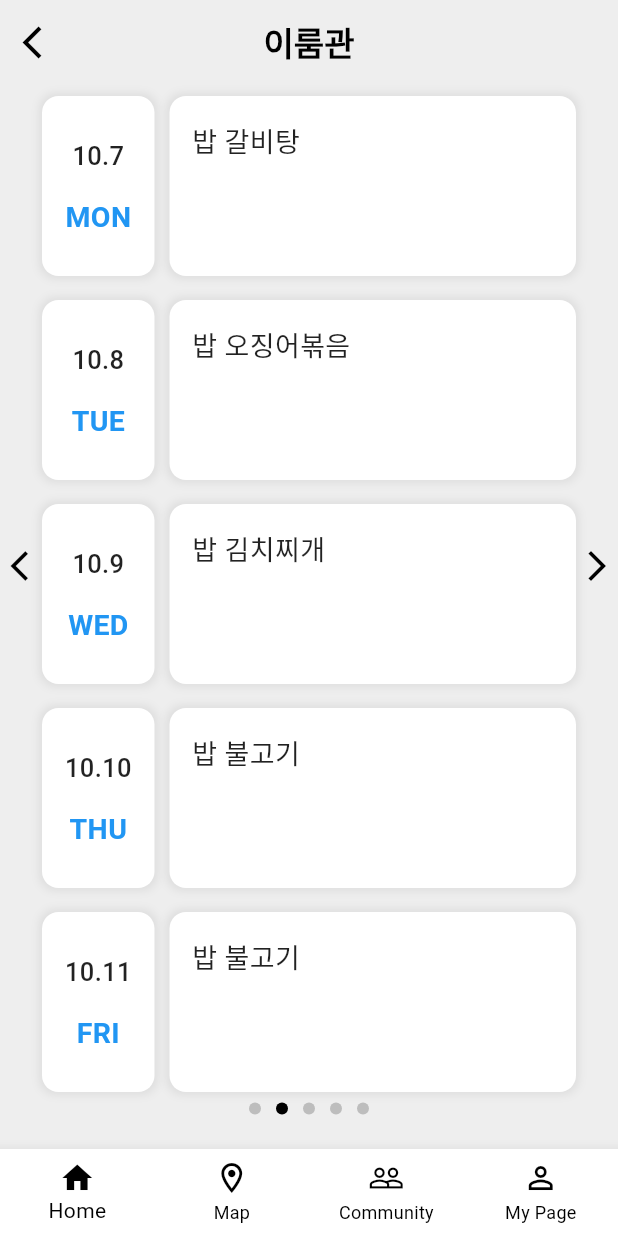
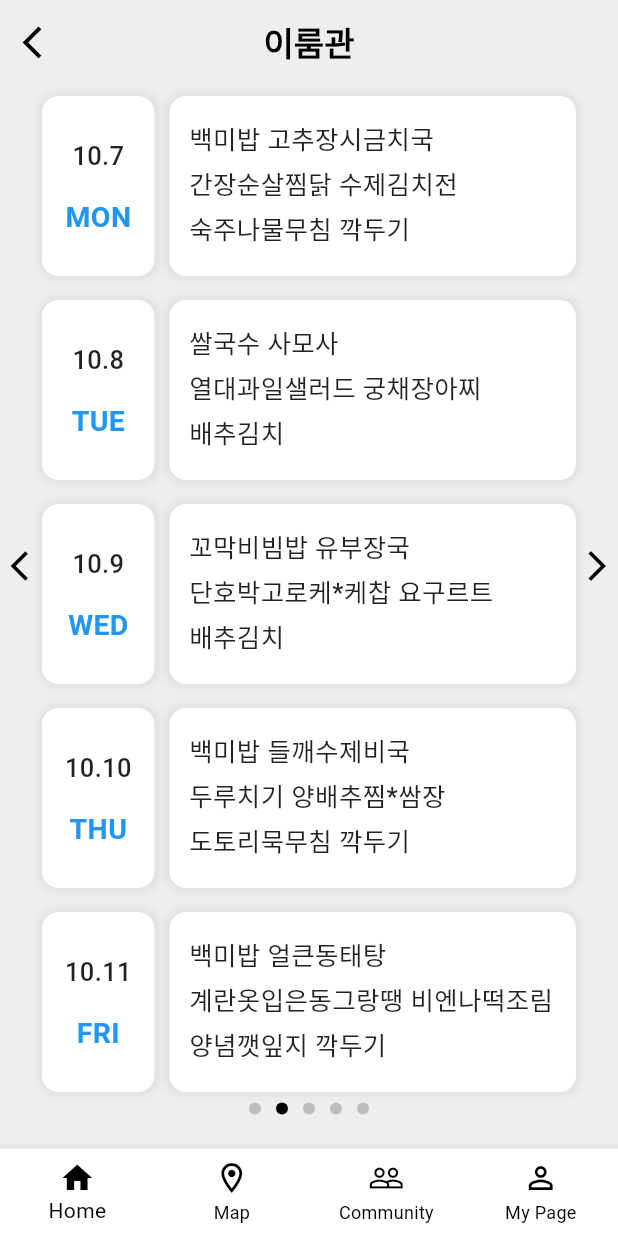
Before and after one commit to NostraProejct/NostraKnu_FE, a Flutter app: the CafeteriaMain screen opened by its route, after a tap on the "arrow forward ios" icon, on a phone screen of 412 x 824 dp. Run offline on Flutter 3.47's test engine with Material 3 defaults, Android fonts, the phone set to English and light mode, and no system bars; our stand-ins replace go_router, google_fonts, image_picker, infinite_scroll_pagination.

Commit message:
FEAT / 맵창 구현 및 홈창, 학식창 수정중

```diff
--- a/lib/home/cafeteria/cafeteriaMain.dart
+++ b/lib/home/cafeteria/cafeteriaMain.dart
@@ -9,22 +9,68 @@ class CafeteriaMain extends StatefulWidget {
 }
 
 class _CafeteriaMain extends State<CafeteriaMain> {
-
-  final List<String> locations = ['새롬관', '이룸관', '동준관', '영호관', '현권관'];
+  final List<String> locations = ['새롬관', '이룸관', '천지관', '백록관', '현권관'];
   final List<List<String>> menus = [
-    ['밥 된장국\n제육볶음\n계란말이', '계란볶음밥 미소된장국\n닭볶음탕\n멸치볶음', '밥 불고기', '밥 불고기', '밥 불고기'],
-    ['밥 갈비탕', '밥 오징어볶음', '밥 김치찌개', '밥 불고기', '밥 불고기'],
-    ['밥 돈까스', '밥 순두부찌개', '밥 비빔밥', '밥 불고기', '밥 불고기'],
+    ['밥 된장국\n제육볶음\n계란말이', '계란볶음밥 미소된장국\n닭볶음탕\n멸치볶음', '밥 김치찌개', '밥 돈까스', '밥 불고기'],
+    [
+      '백미밥 고추장시금치국\n간장순살찜닭 수제김치전\n숙주나물무침 깍두기',
+      '쌀국수 사모사\n열대과일샐러드 궁채장아찌\n배추김치',
+      '꼬막비빔밥 유부장국\n단호박고로케*케찹 요구르트\n배추김치',
+      '백미밥 들깨수제비국\n두루치기 양배추찜*쌈장\n도토리묵무침 깍두기',
+      '백미밥 얼큰동태탕\n계란옷입은동그랑땡 비엔나떡조림\n양념깻잎지 깍두기'
+    ],
+    [
+      '참치김치찌개 닭고기두반장조림\n베이컨스크램블에그 참나물도토리묵무침\n딸리양상추샐럿 포기김치 누룽지탕',
+      '돈주물럭불고기 북어채콩나물국\n부추돈육잡채 다시마채초고추장무침\n멕시칸샐럿 포기김치 누룽지탕',
+      '사골우거지탕 시래기동태무조림\n굴소스우동볶음 물파래무무침\n천사채게맛살샐럿 깍두기 누룽지탕',
+      '돌솥제육비빔밥 양지미역국\n수수부꾸미 골뱅이비빔국수\n만다린과일샐럿 포기김치 누룽지탕',
+      '뚝배기안동찜닭 쑥갓꼬치어묵탕\n검은깨오징어가스*크리미 무말랭이고춧잎무침\n고구마단호박샐럿 포기김치 누룽지탕'
+    ],
     ['밥 삼계탕', '밥 떡볶이', '밥 생선구이', '밥 불고기', '밥 불고기'],
     ['밥 치킨', '밥 고등어조림', '밥 된장찌개', '밥 불고기', '밥 불고기'],
   ];
 
-  PageController _pageController = PageController(initialPage: 0); // 슬라이드 기능용
-  int currentIndex = 0; // 현재 학식관 인덱스
+  final List<List<String>> dinnerMenus = [
+    ['밥 된장국\n제육볶음\n계란말이', '계란볶음밥 미소된장국\n닭볶음탕\n멸치볶음', '밥 김치찌개', '밥 돈까스', '밥 불고기'],
+    [
+      '카레라이스 어묵탕\n새우가스*케찹 오복채무침\n배추김치',
+      '백미밥 참치김치찌개\n갈릭떡갈비강정 고추장메추리알조림\n매콤호박볶음 깍두기',
+      '백미밥 계란파국\n짬뽕불고기 톳두부무침\n알감자조림 깍두기',
+      '베이컨김치볶음밥 우동장국\n타코야끼 음료\n깍두기',
+      '백미밥 얼갈이된장국\n두루치기 견과류멸치볶음\n파래무우무침 배추김치'
+    ],
+  ];
+
+  PageController _pageController = PageController(initialPage: 0);
+  int currentIndex = 0;
+
+  final Map<String, ScrollController> _scrollControllers = {};
+  final Map<String, bool> _showArrows = {};
+
+  @override
+  void initState() {
+    super.initState();
+    for (int i = 0; i < locations.length; i++) {
+      for (int j = 0; j < menus[i].length; j++) {
+        final key = '${i}_$j';
+        _scrollControllers[key] = ScrollController()
+          ..addListener(() {
+            setState(() {
+              // 스크롤이 맨 위에 있을 때만 화살표 표시
+              _showArrows[key] = _scrollControllers[key]!.position.maxScrollExtent > 0 &&
+                  _scrollControllers[key]!.offset <= 0;
+            });
+          });
+      }
+    }
+  }
 
   @override
   void dispose() {
     _pageController.dispose();
+    for (var controller in _scrollControllers.values) {
+      controller.dispose();
+    }
     super.dispose();
   }
 
@@ -32,7 +78,13 @@ class _CafeteriaMain extends State<CafeteriaMain> {
   Widget build(BuildContext context) {
     return Scaffold(
       backgroundColor: Colors.grey[200],
-      appBar: AppBar(
+      appBar: _appBar(),
+      body: _body(),
+    );
+  }
+
+  PreferredSizeWidget _appBar() {
+    return AppBar(
       backgroundColor: Colors.grey[200],
       elevation: 0,
       title: Text(
@@ -49,16 +101,27 @@ class _CafeteriaMain extends State<CafeteriaMain> {
         iconSize: 26,
         onPressed: () => context.pop(),
       ),
-      ),
-      body: Stack(
+    );
+  }
+
+  Widget _body() {
+    return Stack(
       children: [
-          // PageView로 학식관 전환
-          PageView.builder(
+        _buildPageView(),
+        if (currentIndex > 0) _buildLeftArrow(),
+        if (currentIndex < locations.length - 1) _buildRightArrow(),
+        _buildPageIndicator(),
+      ],
+    );
+  }
+
+  Widget _buildPageView() {
+    return PageView.builder(
       controller: _pageController,
       itemCount: locations.length,
       onPageChanged: (index) {
         setState(() {
-                currentIndex = index; // 현재 인덱스 업데이트
+          currentIndex = index;
         });
       },
       itemBuilder: (context, index) {
@@ -68,14 +131,28 @@ class _CafeteriaMain extends State<CafeteriaMain> {
               child: ListView.builder(
                 itemCount: menus[index].length,
                 itemBuilder: (context, menuIndex) {
+                  final key = '${index}_$menuIndex';
                   return Container(
-                          margin:
-                          EdgeInsets.symmetric(vertical: 8.0, horizontal: 28.0),
+                    margin: EdgeInsets.symmetric(vertical: 8.0, horizontal: 28.0),
                     child: Row(
                       crossAxisAlignment: CrossAxisAlignment.start,
                       children: [
-                              // 날짜 박스
-                              Container(
+                        _buildDateBox(menuIndex),
+                        _buildMenuBox(index, menuIndex, key),
+                      ],
+                    ),
+                  );
+                },
+              ),
+            ),
+          ],
+        );
+      },
+    );
+  }
+
+  Widget _buildDateBox(int menuIndex) {
+    return Container(
       width: 75,
       height: 120,
       margin: EdgeInsets.only(right: 10.0),
@@ -96,7 +173,7 @@ class _CafeteriaMain extends State<CafeteriaMain> {
           Padding(
             padding: EdgeInsets.only(top: 10.0),
             child: Text(
-                                        '10.${menuIndex + 7}', // 임의의 날짜
+              '10.${menuIndex + 7}',
               style: TextStyle(
                 fontSize: 17,
                 color: Colors.black87,
@@ -107,8 +184,7 @@ class _CafeteriaMain extends State<CafeteriaMain> {
           Padding(
             padding: EdgeInsets.only(top: 15.0),
             child: Text(
-                                        ['MON', 'TUE', 'WED', 'THU', 'FRI']
-                                        [menuIndex],
+              ['MON', 'TUE', 'WED', 'THU', 'FRI'][menuIndex],
               style: TextStyle(
                 fontSize: 19,
                 color: Colors.blue,
@@ -118,12 +194,14 @@ class _CafeteriaMain extends State<CafeteriaMain> {
           ),
         ],
       ),
-                              ),
-                              // 메뉴 박스
-                              Expanded(
+    );
+  }
+
+  Widget _buildMenuBox(int index, int menuIndex, String key) {
+    return Expanded(
       child: Container(
         height: 120,
-                                  padding: EdgeInsets.all(15.0),
+        padding: EdgeInsets.only(left: 13, top: 13, right: 13, bottom: 4),
         decoration: BoxDecoration(
           color: Colors.white,
           borderRadius: BorderRadius.circular(11.0),
@@ -135,30 +213,71 @@ class _CafeteriaMain extends State<CafeteriaMain> {
             ),
           ],
         ),
-                                  child: Text(
-                                    menus[index][menuIndex], // 메뉴 데이터
+        child: LayoutBuilder(
+          builder: (context, constraints) {
+            final textSpan = TextSpan(
+              text: menus[index][menuIndex],
               style: TextStyle(
                 color: Colors.black87,
-                                      height: 1.65,
-                                      fontSize: 18,
+                height: 1.75,
+                fontSize: 16.9,
+                fontWeight: FontWeight.w500,
+              ),
+            );
+            final textPainter = TextPainter(
+                text: textSpan,
+                textDirection: TextDirection.ltr,
+                maxLines: null
+            );
+            textPainter.layout(maxWidth: constraints.maxWidth);
+
+            // 실제로 스크롤이 필요한지 확인
+            final hasOverflow = textPainter.height > (constraints.maxHeight - 28);
+
+            _scrollControllers[key]?.addListener(() {
+              final isAtTop = _scrollControllers[key]!.offset <= 0;
+              final shouldShowArrow = hasOverflow && isAtTop;
+
+              if (_showArrows[key] != shouldShowArrow) {
+                setState(() {
+                  _showArrows[key] = shouldShowArrow;
+                });
+              }
+            });
+
+            return Stack(
+              children: [
+                SingleChildScrollView(
+                  controller: _scrollControllers[key],
+                  child: Text(
+                    menus[index][menuIndex],
+                    style: TextStyle(
+                      color: Colors.black87,
+                      height: 1.7,
+                      fontSize: 17,
                       fontWeight: FontWeight.w500,
                     ),
                   ),
                 ),
-                              ),
-                            ],
-                          ),
-                        );
-                      },
+                if (_showArrows[key] ?? false)
+                  Align(
+                    alignment: Alignment.bottomCenter,
+                    child: Icon(
+                      Icons.arrow_drop_down,
+                      color: Colors.blue,
+                      size: 26,
                     ),
                   ),
               ],
             );
           },
         ),
-          // 왼쪽 화살표
-          if (currentIndex > 0)
-            Positioned(
+      ),
+    );
+  }
+
+  Widget _buildLeftArrow() {
+    return Positioned(
       left: -5,
       top: MediaQuery.of(context).size.height / 2 - 115,
       child: IconButton(
@@ -170,10 +289,11 @@ class _CafeteriaMain extends State<CafeteriaMain> {
           );
         },
       ),
-            ),
-          // 오른쪽 화살표
-          if (currentIndex < locations.length - 1)
-            Positioned(
+    );
+  }
+
+  Widget _buildRightArrow() {
+    return Positioned(
       right: -10,
       top: MediaQuery.of(context).size.height / 2 - 115,
       child: IconButton(
@@ -185,9 +305,11 @@ class _CafeteriaMain extends State<CafeteriaMain> {
           );
         },
       ),
-            ),
-          // 하단 점 네비게이션
-          Positioned(
+    );
+  }
+
+  Widget _buildPageIndicator() {
+    return Positioned(
       bottom: 20,
       left: 0,
       right: 0,
@@ -208,9 +330,6 @@ class _CafeteriaMain extends State<CafeteriaMain> {
           ),
         ),
       ),
-          ),
-        ],
-      ),
     );
   }
 }
--- a/lib/home/section/activitySection.dart
+++ b/lib/home/section/activitySection.dart
@@ -69,9 +69,9 @@ class ActivitySection extends StatelessWidget {
                 ),
                 Expanded(
                   child: Padding(
-                    padding: EdgeInsets.symmetric(horizontal: 12, vertical: 8),
+                    padding: EdgeInsets.symmetric(horizontal: 10, vertical: 8),
                     child: Text(
-                      '정보보안 SW 웹/앱 개발 공모전. 재단법인 미래와소프트웨어 제5회 아이디어 공모전12345678910',
+                      '정보보안 SW 웹/앱 개발 공모전.\n재단법인 미래와소프트웨어 제5회 아이디어 공모전12345678910',
                       style: TextStyle(
                         fontSize: 16,
                         height: 1.5,
--- a/lib/home/section/cafeteriaSection.dart
+++ b/lib/home/section/cafeteriaSection.dart
@@ -77,16 +77,17 @@ class CafetriaSection extends StatelessWidget {
                 ),
                 Expanded(
                   child: Padding(
-                    padding: EdgeInsets.symmetric(horizontal: 12, vertical: 6),
+                    padding: EdgeInsets.symmetric(horizontal: 8, vertical: 6),
                     child: Column(
+                      mainAxisAlignment: MainAxisAlignment.center,
                       crossAxisAlignment: CrossAxisAlignment.start,
-                      children: [
+                      children: const [
                         Text(
-                          '밥\n된장국\n제육볶음\n계란말이',
+                          '백미밥 고추장시금치국\n간장순살찜닭 수제김치전\n숙주나물무침 깍두기',
                           style: TextStyle(
                             color: Colors.black87,
-                            fontSize: 16,
-                            height: 1.6,
+                            fontSize: 15.5,
+                            height: 1.7,
                             fontWeight: FontWeight.w500,
                           ),
                         ),
--- a/lib/home/section/noticeSection.dart
+++ b/lib/home/section/noticeSection.dart
@@ -12,10 +12,10 @@ class _NoticeSectionState extends State<NoticeSection> {
 
   final List<Map<String, String>> recentNotices = [
     {"id": "1045", "title": "공지사항 1 제목", "date": "24.10.01"},
-    {"id": "1044", "title": "공지사항 2 제목", "date": "24.10.02"},
+    {"id": "1044", "title": "진로ㆍ취업 프로그램 운영을 위한 사전 수요 조사 참여 안내", "date": "24.10.02"},
     {"id": "1043", "title": "공지사항 3 제목", "date": "24.10.03"},
     {"id": "1042", "title": "공지사항 4 제목", "date": "24.10.04"},
-    {"id": "1041", "title": "공지사항 5 제목", "date": "24.10.05"},
+    {"id": "1041", "title": "[데이터보안활용혁신융합대학 사업단] 2025학년도 1학기 아주대학교 교류수학 안내", "date": "24.10.05"},
   ];
 
   @override
@@ -99,7 +99,7 @@ class _NoticeSectionState extends State<NoticeSection> {
                             fontWeight: FontWeight.w500,
                           ),
                         ),
-                        SizedBox(height: 8),
+                        SizedBox(height: 6),
                         Container(
                           height: 75,
                           child: Text(
@@ -111,7 +111,7 @@ class _NoticeSectionState extends State<NoticeSection> {
                             ),
                           ),
                         ),
-                        SizedBox(height: 8),
+                        SizedBox(height: 10),
                         Text(
                           notice["date"]!,
                           style: TextStyle(
--- a/lib/infra/router/router.dart
+++ b/lib/infra/router/router.dart
@@ -8,6 +8,8 @@ import 'package:nostra/home/notice/noticeDetail.dart';
 import 'package:nostra/home/cafeteria/cafeteriaMain.dart';
 import 'package:nostra/home/activity/activityMain.dart';
 import 'package:nostra/home/employment/employmentMain.dart';
+
+import 'package:nostra/map/map_screen.dart';
 
 import 'package:nostra/community/main/communityMain.dart';
 import 'package:nostra/community/list/communityList.dart';
@@ -87,7 +89,7 @@ final GoRouter router = GoRouter(
             GoRoute(
               path: '/map',
               pageBuilder: (BuildContext context, GoRouterState state) =>
-                  _customTransitionPage(Text("맵 화면 준비 중")),
+                  _customTransitionPage(MapScreen()),
             ),
           ]
         ),
--- a/lib/setting/settingPage.dart
+++ b/lib/setting/settingPage.dart
@@ -243,8 +243,11 @@ class _SettingPage extends State<SettingPage> {
               children: [
                 Row(
                   children: [
+                    /*
                     Image.asset(
                       'assets/images/Notification.png', width: 30,),
+
+                     */
                     SizedBox(
                       width: 10,
                     ),
--- a/pubspec.yaml
+++ b/pubspec.yaml
@@ -37,6 +37,7 @@ dependencies:
   infinite_scroll_pagination: ^4.1.0
   image_picker: ^0.8.7+4
 
+
 dev_dependencies:
   flutter_test:
     sdk: flutter
@@ -75,6 +76,7 @@ flutter:
     - assets/images/Lan.png
     - assets/images/Manage.png
     - assets/images/Privacy.png
+    - assets/images/campus_map.png
 
   fonts:
     - family: AcmeRegular
```
Also changed, not shown: lib/home/activity/activityMain.dart (+6 -7 lines), lib/map/map_screen.dart (added, +353 -0 lines), assets/images/campus_map.png (added), lib/home/activity/activityTabView/acitivityTotal.dart (line endings or trailing spaces). Lines whose indentation alone changed are shown as unchanged.
